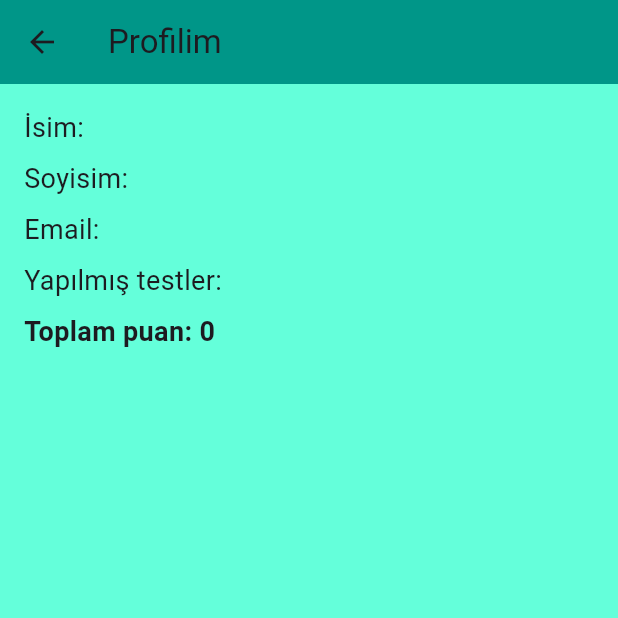
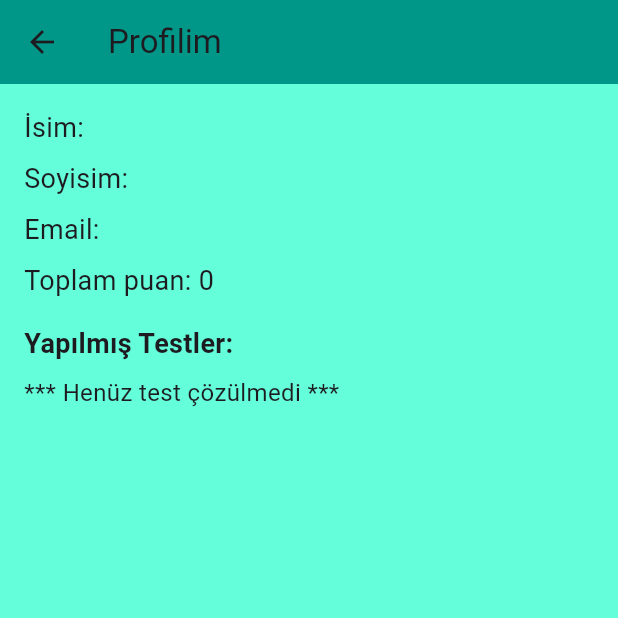
Before and after one commit to OsmanGundogdu/quiz_app_mobile, a Flutter app: the UserProfileScreen screen opened directly with empty values, on a phone screen of 412 x 824 dp, the top half of it. Run offline on Flutter 3.47's test engine with Material 3 defaults, Android fonts, the phone set to English and light mode, and no system bars; our stand-ins replace cloud_firestore, firebase_core; accounts and stored records are empty.

```diff
--- /dev/null
+++ b/lib/model/user.dart
@@ -0,0 +1,34 @@
+import 'package:cloud_firestore/cloud_firestore.dart';
+import 'package:quiz_app/model/quiz.dart';
+
+class User {
+  String? email;
+  String? firstName;
+  String? lastName;
+  int? totalScore;
+  List<Quiz> quizzes = [];
+
+  User(Map<String, dynamic> map) {
+    email = map["email"];
+    firstName = map["firstname"];
+    lastName = map["lastname"];
+    totalScore = map["totalScore"];
+  }
+
+  static Future<User> userProfile(String userId) async {
+    DocumentSnapshot userDoc =
+        await FirebaseFirestore.instance.collection('users').doc(userId).get();
+
+    var map = userDoc.data() as Map<String, dynamic>;
+    User user = User(map);
+
+    for (var ref in map['quizzesTaken']) {
+      if (ref is DocumentReference) {
+        Quiz quiz = Quiz((await ref.get()).data() as Map<String, dynamic>);
+        user.quizzes.add(quiz);
+      }
+    }
+
+    return user;
+  }
+}
--- a/lib/screens/user_profile_screen.dart
+++ b/lib/screens/user_profile_screen.dart
@@ -1,5 +1,6 @@
 import 'package:flutter/material.dart';
 import 'package:cloud_firestore/cloud_firestore.dart';
+import 'package:quiz_app/model/user.dart';
 
 class UserProfileScreen extends StatefulWidget {
   final String userID;
@@ -12,7 +13,8 @@ class UserProfileScreen extends StatefulWidget {
 
 class _UserProfileScreenState extends State<UserProfileScreen> {
   final FirebaseFirestore _firestore = FirebaseFirestore.instance;
-  Map<String, dynamic>? user;
+  User? user;
+  List<String> quizTitles = [];
   bool isLoading = true;
 
   @override
@@ -23,22 +25,12 @@ class _UserProfileScreenState extends State<UserProfileScreen> {
 
   Future<void> _fetchUserData() async {
     try {
-      DocumentSnapshot userDoc =
-          await _firestore.collection('users').doc(widget.userID).get();
-
-      if (userDoc.exists) {
-        setState(() {
-          user = userDoc.data() as Map<String, dynamic>;
-          isLoading = false;
-        });
-      } else {
-        setState(() {
-          user = null;
-          isLoading = false;
-        });
-      }
+      user = await User.userProfile(widget.userID);
+      setState(() {
+        isLoading = false;
+      });
     } catch (e) {
-      print("Error fetching user: $e");
+      print("Kullanıcı bilgileri çekilirken beklenmeyen bir hata oluştu: $e");
       setState(() {
         user = null;
         isLoading = false;
@@ -62,22 +54,35 @@ class _UserProfileScreenState extends State<UserProfileScreen> {
                   child: Column(
                     crossAxisAlignment: CrossAxisAlignment.start,
                     children: [
-                      Text("İsim: ${user!['firstname'] ?? 'Bilinmiyor'}",
-                          style: const TextStyle(fontSize: 18)),
-                      const SizedBox(height: 8),
-                      Text("Soyisim: ${user!['lastname'] ?? 'Bilinmiyor'}",
-                          style: const TextStyle(fontSize: 18)),
-                      const SizedBox(height: 8),
-                      Text("Email: ${user!['email'] ?? 'Bilinmiyor'}",
+                      Text(
+                          "İsim: ${user?.firstName ?? 'Herhangi bir veri yok...'}",
                           style: const TextStyle(fontSize: 18)),
                       const SizedBox(height: 8),
                       Text(
-                          "Yapılmış testler: ${user!['quizzesTaken'] ?? 'Bilinmiyor'}",
+                          "Soyisim: ${user?.lastName ?? 'Herhangi bir veri yok...'}",
                           style: const TextStyle(fontSize: 18)),
                       const SizedBox(height: 8),
-                      Text("Toplam puan: ${user!['totalScore'] ?? 0}",
-                          style: const TextStyle(
+                      Text(
+                          "Email: ${user?.email ?? 'Herhangi bir veri yok...'}",
+                          style: const TextStyle(fontSize: 18)),
+                      const SizedBox(height: 8),
+                      Text("Toplam puan: ${user?.totalScore ?? 0}",
+                          style: const TextStyle(fontSize: 18)),
+                      const SizedBox(height: 16),
+                      const Text("Yapılmış Testler:",
+                          style: TextStyle(
                               fontSize: 18, fontWeight: FontWeight.bold)),
+                      const SizedBox(height: 8),
+                      user!.quizzes.isEmpty
+                          ? const Text("*** Henüz test çözülmedi ***",
+                              style: TextStyle(fontSize: 16))
+                          : Column(
+                              crossAxisAlignment: CrossAxisAlignment.start,
+                              children: user!.quizzes
+                                  .map((quiz) => Text("- ${quiz.title}",
+                                      style: const TextStyle(fontSize: 16)))
+                                  .toList(),
+                            ),
                     ],
                   ),
                 ),
```
Also changed, not shown: lib/model/question.dart (added, +13 -0 lines), lib/model/quiz.dart (added, +31 -0 lines).
